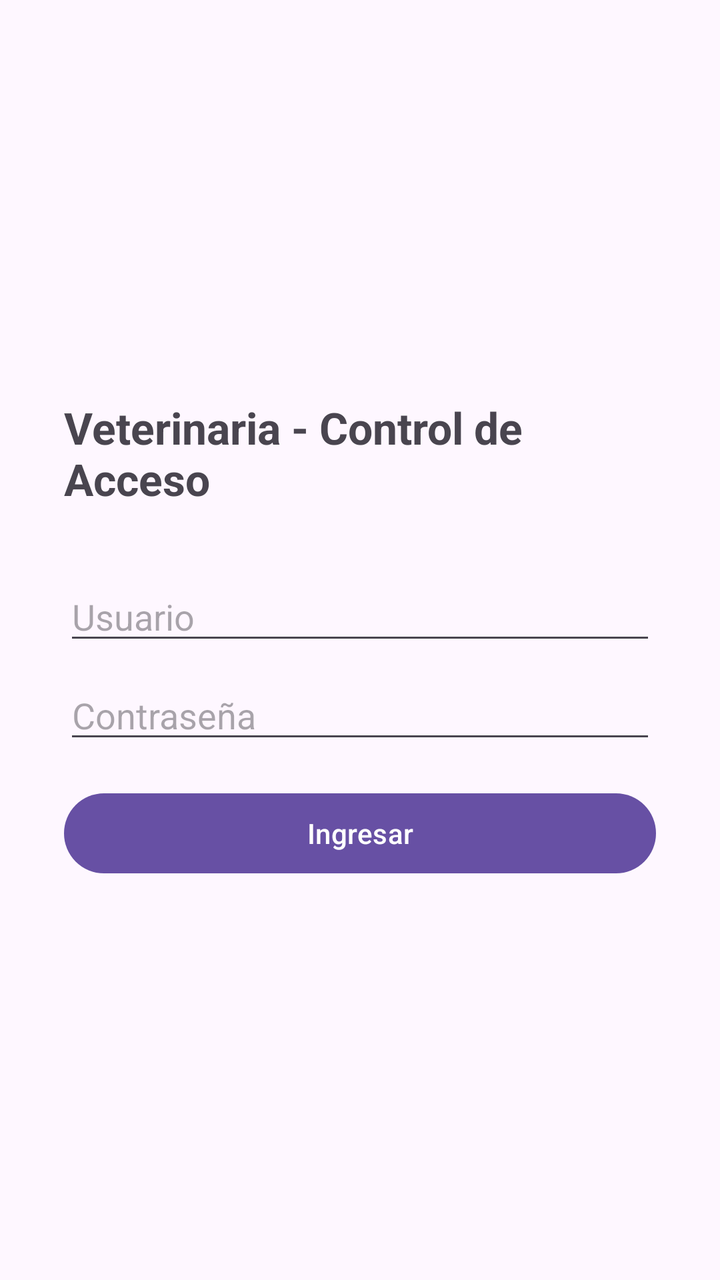
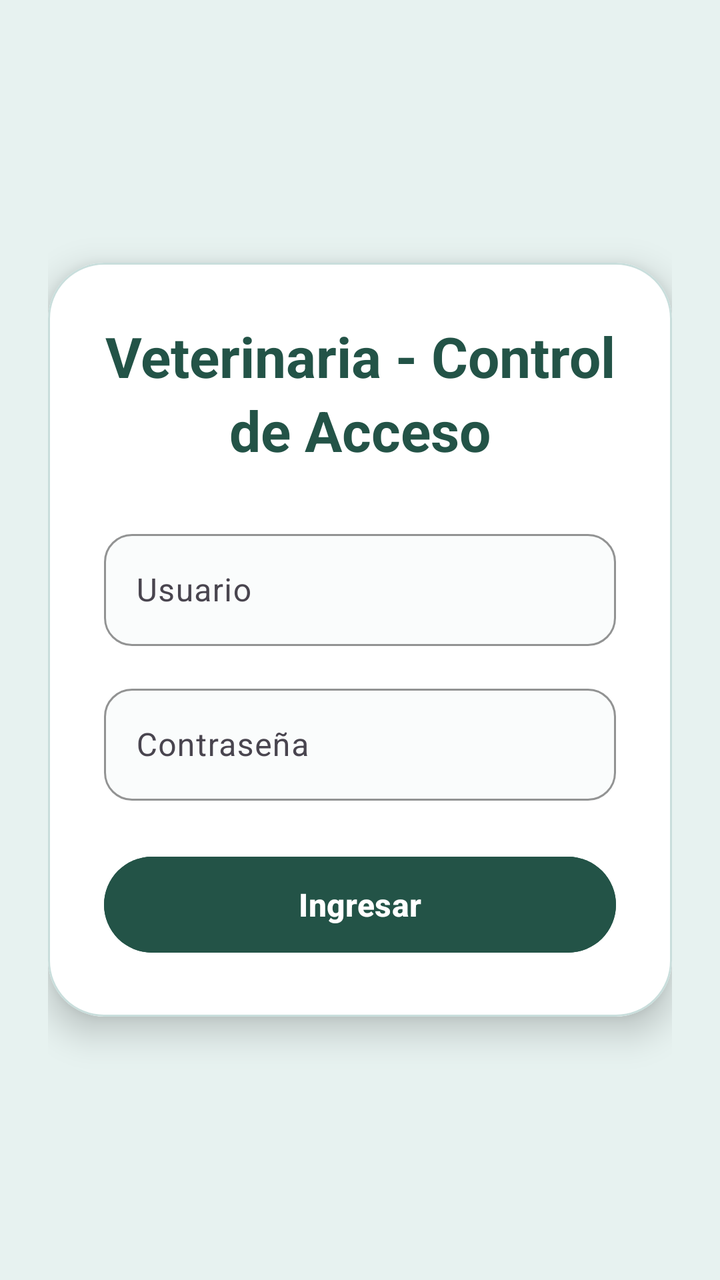

Screens rendered from an Android XML layout before and after an edit, with the pre-edit source and the edit as a unified diff.
<!-- AndroidManifest.xml: application theme Theme.T1 -->
<!-- res/layout/activity_login.xml -->
<?xml version="1.0" encoding="utf-8"?>
<LinearLayout xmlns:android="http://schemas.android.com/apk/res/android"
    android:layout_width="match_parent"
    android:layout_height="match_parent"
    android:orientation="vertical"
    android:gravity="center"
    android:padding="32dp">

    <TextView
        android:layout_width="wrap_content"
        android:layout_height="wrap_content"
        android:text="Veterinaria - Control de Acceso"
        android:textSize="22sp"
        android:textStyle="bold"
        android:layout_marginBottom="32dp"/>

    <EditText
        android:id="@+id/etUsuario"
        android:layout_width="match_parent"
        android:layout_height="wrap_content"
        android:hint="Usuario"
        android:inputType="text"/>

    <EditText
        android:id="@+id/etPassword"
        android:layout_width="match_parent"
        android:layout_height="wrap_content"
        android:hint="Contraseña"
        android:inputType="textPassword"
        android:layout_marginTop="8dp"/>

    <Button
        android:id="@+id/btnIngresar"
        android:layout_width="match_parent"
        android:layout_height="wrap_content"
        android:text="Ingresar"
        android:layout_marginTop="16dp"/>

    <TextView
        android:id="@+id/tvError"
        android:layout_width="wrap_content"
        android:layout_height="wrap_content"
        android:textColor="#D32F2F"
        android:layout_marginTop="12dp"
        android:visibility="gone"/>

</LinearLayout>
<!-- resources referenced by this layout -->
<resources>
  <style name="Theme.T1" parent="Base.Theme.T1" />
  <style name="Base.Theme.T1" parent="Theme.Material3.DayNight.NoActionBar">
          
          
      </style>
</resources>

<!-- the commit's change to res/layout/activity_login.xml (unified diff, before → after) -->
@@ -1,47 +1,112 @@
 <?xml version="1.0" encoding="utf-8"?>
 <LinearLayout xmlns:android="http://schemas.android.com/apk/res/android"
+    xmlns:app="http://schemas.android.com/apk/res-auto"
     android:layout_width="match_parent"
     android:layout_height="match_parent"
     android:orientation="vertical"
     android:gravity="center"
-    android:padding="32dp">
+    android:padding="24dp"
+    android:background="#E7F2F0">
 
-    <TextView
-        android:layout_width="wrap_content"
-        android:layout_height="wrap_content"
-        android:text="Veterinaria - Control de Acceso"
-        android:textSize="22sp"
-        android:textStyle="bold"
-        android:layout_marginBottom="32dp"/>
-
-    <EditText
-        android:id="@+id/etUsuario"
+    <com.google.android.material.card.MaterialCardView
         android:layout_width="match_parent"
         android:layout_height="wrap_content"
-        android:hint="Usuario"
-        android:inputType="text"/>
+        app:cardBackgroundColor="#FFFFFF"
+        app:cardCornerRadius="28dp"
+        app:cardElevation="10dp"
+        app:strokeColor="#C9DEDC"
+        app:strokeWidth="1dp">
 
-    <EditText
-        android:id="@+id/etPassword"
-        android:layout_width="match_parent"
-        android:layout_height="wrap_content"
-        android:hint="Contraseña"
-        android:inputType="textPassword"
-        android:layout_marginTop="8dp"/>
+        <LinearLayout
+            android:layout_width="match_parent"
+            android:layout_height="wrap_content"
+            android:orientation="vertical"
+            android:padding="28dp">
 
-    <Button
-        android:id="@+id/btnIngresar"
-        android:layout_width="match_parent"
-        android:layout_height="wrap_content"
-        android:text="Ingresar"
-        android:layout_marginTop="16dp"/>
+            <TextView
+                android:layout_width="match_parent"
+                android:layout_height="wrap_content"
+                android:text="Veterinaria - Control de Acceso"
+                android:textSize="28sp"
+                android:textStyle="bold"
+                android:textColor="#235347"
+                android:gravity="center"
+                android:lineSpacingExtra="4dp"
+                android:layout_marginBottom="28dp"/>
 
-    <TextView
-        android:id="@+id/tvError"
-        android:layout_width="wrap_content"
-        android:layout_height="wrap_content"
-        android:textColor="#D32F2F"
-        android:layout_marginTop="12dp"
-        android:visibility="gone"/>
+            <com.google.android.material.textfield.TextInputLayout
+                android:layout_width="match_parent"
+                android:layout_height="wrap_content"
+                app:boxBackgroundMode="outline"
+                app:boxBackgroundColor="#FAFCFC"
+                app:boxCornerRadiusTopStart="14dp"
+                app:boxCornerRadiusTopEnd="14dp"
+                app:boxCornerRadiusBottomStart="14dp"
+                app:boxCornerRadiusBottomEnd="14dp"
+                app:boxStrokeColor="#8EB6B9"
+                app:hintTextColor="#658B89">
+
+                <EditText
+                    android:id="@+id/etUsuario"
+                    android:layout_width="match_parent"
+                    android:layout_height="wrap_content"
+                    android:hint="Usuario"
+                    android:inputType="text"
+                    android:minHeight="56dp"
+                    android:paddingHorizontal="16dp"
+                    android:textColor="#235347"
+                    android:textColorHint="#658B89"/>
+            </com.google.android.material.textfield.TextInputLayout>
+
+            <com.google.android.material.textfield.TextInputLayout
+                android:layout_width="match_parent"
+                android:layout_height="wrap_content"
+                android:layout_marginTop="16dp"
+                app:boxBackgroundMode="outline"
+                app:boxBackgroundColor="#FAFCFC"
+                app:boxCornerRadiusTopStart="14dp"
+                app:boxCornerRadiusTopEnd="14dp"
+                app:boxCornerRadiusBottomStart="14dp"
+                app:boxCornerRadiusBottomEnd="14dp"
+                app:boxStrokeColor="#8EB6B9"
+                app:hintTextColor="#658B89">
+
+                <EditText
+                    android:id="@+id/etPassword"
+                    android:layout_width="match_parent"
+                    android:layout_height="wrap_content"
+                    android:hint="Contraseña"
+                    android:inputType="textPassword"
+                    android:minHeight="56dp"
+                    android:paddingHorizontal="16dp"
+                    android:textColor="#235347"
+                    android:textColorHint="#658B89"/>
+            </com.google.android.material.textfield.TextInputLayout>
+
+            <Button
+                android:id="@+id/btnIngresar"
+                android:layout_width="match_parent"
+                android:layout_height="wrap_content"
+                android:layout_marginTop="24dp"
+                android:backgroundTint="#235347"
+                android:minHeight="56dp"
+                android:text="Ingresar"
+                android:textColor="#FFFFFF"
+                android:textSize="16sp"
+                android:textStyle="bold"/>
+
+            <TextView
+                android:id="@+id/tvError"
+                android:layout_width="match_parent"
+                android:layout_height="wrap_content"
+                android:layout_marginTop="16dp"
+                android:background="#FCE9E8"
+                android:gravity="center"
+                android:padding="12dp"
+                android:textColor="#A63D3D"
+                android:visibility="gone"/>
+
+        </LinearLayout>
+    </com.google.android.material.card.MaterialCardView>
 
 </LinearLayout>
